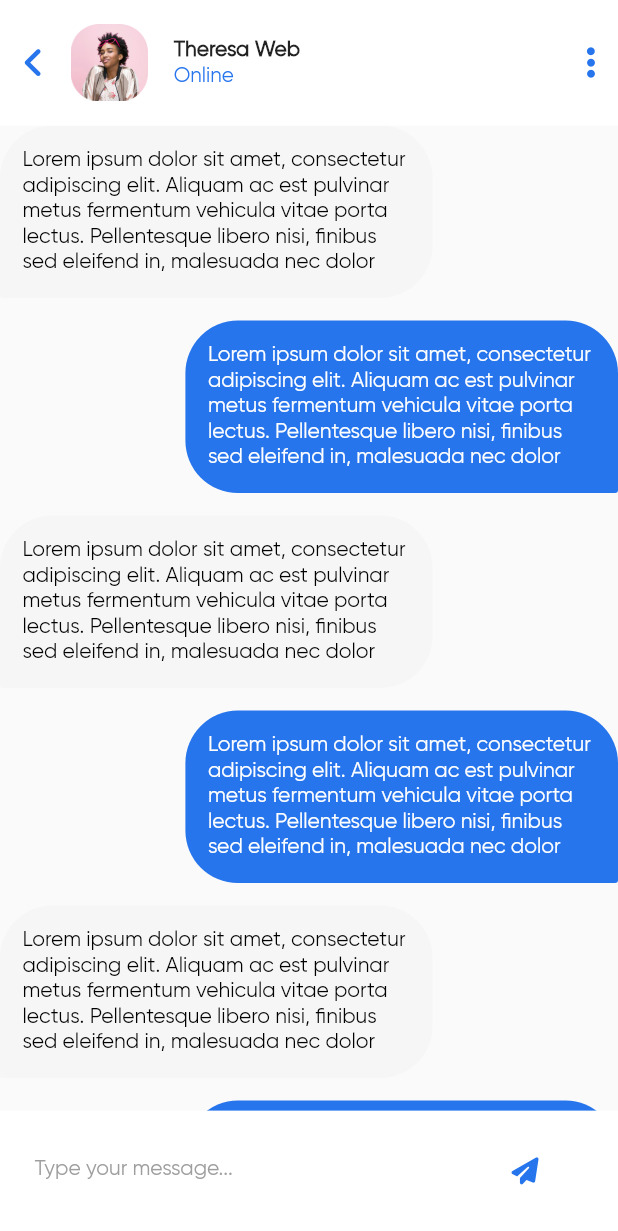
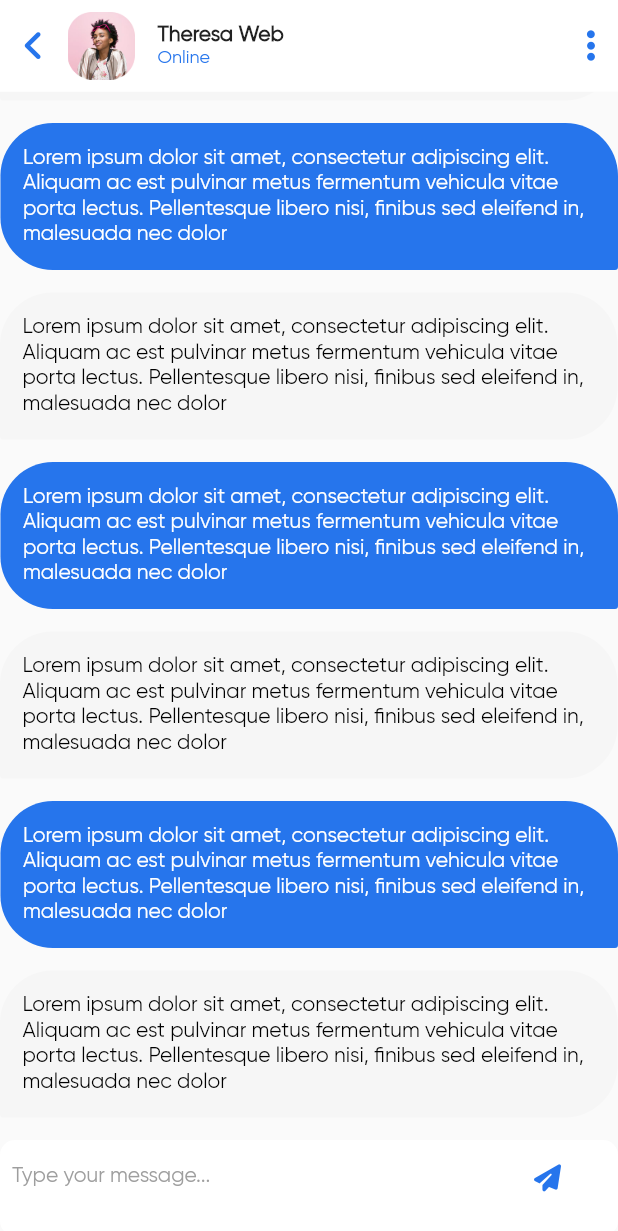
Before and after one commit to oladuja/messaging_app, a Flutter app: the HomeScreen screen opened by its route, after a tap on "Theresa Webb", on a phone screen of 412 x 824 dp. Shown: the top 1231 px of the screen. Run offline on Flutter 3.47's test engine with Material 2 defaults, Android fonts, the phone set to English and light mode, and no system bars; drawn by our look-alikes of flutter_chat_bubble; our stand-ins replace cloud_firestore, email_validator, firebase_auth, firebase_core, font_awesome_flutter, logger and 1 more; accounts and stored records are empty.

Commit message:
2nd commit

```diff
--- /dev/null
+++ b/lib/firebase/message_fire_store.dart
@@ -0,0 +1,3 @@
+class MessageFireStore {
+
+}
--- /dev/null
+++ b/lib/models/message.dart
@@ -0,0 +1,3 @@
+class Message {
+
+}
--- a/lib/screens/home/chat_screen.dart
+++ b/lib/screens/home/chat_screen.dart
@@ -1,6 +1,5 @@
 import 'package:flutter/material.dart';
 import 'package:flutter_chat_bubble/chat_bubble.dart';
-import 'package:flutter_screenutil/flutter_screenutil.dart';
 import 'package:font_awesome_flutter/font_awesome_flutter.dart';
 import 'package:messaging_app/screens/home/profile_screen.dart';
 import 'package:messaging_app/static/colors.dart';
@@ -16,8 +15,6 @@ class ChatScreen extends StatefulWidget {
 }
 
 class _ChatScreenState extends State<ChatScreen> {
-  TextEditingController controller = TextEditingController();
-
   @override
   Widget build(BuildContext context) {
     return Scaffold(
@@ -33,13 +30,13 @@ class _ChatScreenState extends State<ChatScreen> {
                     color: AppColor.mainColor,
                   ),
                 ),
-                SizedBox(width: 15.w),
+                const SizedBox(width: 15),
                 GestureDetector(
                   onTap: () =>
                       Navigator.of(context).pushNamed(ProfileScreen.routeName),
                   child: Container(
-                    width: 45.w,
-                    height: 45.h,
+                    width: 45,
+                    height: 45,
                     decoration: const BoxDecoration(
                       image: DecorationImage(
                         image: AssetImage('assets/images/dp0.png'),
@@ -47,11 +44,11 @@ class _ChatScreenState extends State<ChatScreen> {
                     ),
                   ),
                 ),
-                SizedBox(width: 15.w),
-                Column(
+                const SizedBox(width: 15),
+                const Column(
                   crossAxisAlignment: CrossAxisAlignment.start,
                   children: [
-                    const Text(
+                    Text(
                       'Theresa Web',
                       style: TextStyle(
                         fontWeight: FontWeight.bold,
@@ -61,7 +58,7 @@ class _ChatScreenState extends State<ChatScreen> {
                       'Online',
                       style: TextStyle(
                         color: AppColor.mainColor,
-                        fontSize: 12.sp,
+                        fontSize: 12,
                       ),
                     ),
                   ],
@@ -76,10 +73,12 @@ class _ChatScreenState extends State<ChatScreen> {
           ),
           Expanded(
             child: ListView.builder(
+              padding: EdgeInsets.zero,
+              reverse: true,
               itemBuilder: (context, index) => ChatBubble(
                 margin: (index % 2 == 1)
-                    ? EdgeInsets.only(left: 0.3.sw, bottom: 15)
-                    : EdgeInsets.only(right: 0.3.sw, bottom: 15),
+                    ? const EdgeInsets.only(left: 0.3, bottom: 15)
+                    : const EdgeInsets.only(right: 0.3, bottom: 15),
                 padding: const EdgeInsets.all(15.0),
                 backGroundColor: (index % 2 == 1)
                     ? AppColor.mainColor
@@ -99,10 +98,10 @@ class _ChatScreenState extends State<ChatScreen> {
                   ),
                 ),
               ),
-              itemCount: 10,
+              itemCount: 15,
             ),
           ),
-          SendMessage(controller: controller),
+          const SendMessage(),
         ],
       ),
     );
--- a/lib/screens/home/home_screen.dart
+++ b/lib/screens/home/home_screen.dart
@@ -1,7 +1,7 @@
 import 'package:flutter/material.dart';
-import 'package:flutter_screenutil/flutter_screenutil.dart';
 import 'package:font_awesome_flutter/font_awesome_flutter.dart';
 import 'package:messaging_app/firebase/auth.dart';
+import 'package:messaging_app/screens/home/add_contact_screen.dart';
 import 'package:messaging_app/screens/welcome/welcome.dart';
 import 'package:messaging_app/static/colors.dart';
 import 'package:messaging_app/static/tab.dart';
@@ -30,17 +30,18 @@ class _HomeScreenState extends State<HomeScreen> {
               children: [
                 Row(
                   children: [
-                    Text(
+                    const Text(
                       'Message Me',
                       style: TextStyle(
-                        fontSize: 24.sp,
+                        fontSize: 24,
                         color: AppColor.mainColor,
                         fontWeight: FontWeight.w900,
                       ),
                     ),
                     const Spacer(),
                     IconButton(
-                      onPressed: () {},
+                      onPressed: () => Navigator.of(context)
+                          .pushNamed(AddContactScreen.routeName),
                       icon: const FaIcon(
                         FontAwesomeIcons.plus,
                         color: AppColor.mainColor,
--- a/lib/widgets/send_message.dart
+++ b/lib/widgets/send_message.dart
@@ -1,40 +1,36 @@
 import 'package:flutter/material.dart';
-import 'package:flutter_screenutil/flutter_screenutil.dart';
 import 'package:font_awesome_flutter/font_awesome_flutter.dart';
 import 'package:messaging_app/static/colors.dart';
 
-
-class SendMessage extends StatelessWidget {
+class SendMessage extends StatefulWidget {
   const SendMessage({
     super.key,
-    required this.controller,
   });
 
-  final TextEditingController controller;
+  @override
+  State<SendMessage> createState() => _SendMessageState();
+}
+
+class _SendMessageState extends State<SendMessage> {
+  TextEditingController controller = TextEditingController();
 
   @override
   Widget build(BuildContext context) {
     return Container(
-      height: 70.h,
-      color: Colors.white,
-      padding: const EdgeInsets.all(15.0),
-      child: Container(
-        width: double.infinity,
-        height: 50.h,
+      padding: const EdgeInsets.all(8),
       decoration: BoxDecoration(
         color: Colors.white,
         borderRadius: BorderRadius.circular(10),
       ),
-        child: Padding(
-          padding: const EdgeInsets.all(8.0),
       child: TextField(
         controller: controller,
-            onSubmitted: (value) {
-              controller.clear();
-            },
+        onSubmitted: (value) {},
         keyboardType: TextInputType.text,
         enabled: true,
+        minLines: 1,
+        maxLines: 3,
         decoration: const InputDecoration(
+          enabled: true,
           isDense: true,
           hintText: 'Type your message...',
           hintStyle: TextStyle(
@@ -53,8 +49,6 @@ class SendMessage extends StatelessWidget {
           focusedBorder: InputBorder.none,
         ),
       ),
-        ),
-      ),
     );
   }
 }
--- a/lib/widgets/setting_item.dart
+++ b/lib/widgets/setting_item.dart
@@ -1,5 +1,4 @@
 import 'package:flutter/material.dart';
-import 'package:flutter_screenutil/flutter_screenutil.dart';
 import 'package:font_awesome_flutter/font_awesome_flutter.dart';
 
 class SettingItem extends StatelessWidget {
@@ -22,7 +21,10 @@ class SettingItem extends StatelessWidget {
       ),
       title: Text(
         text,
-        style: TextStyle(fontWeight: FontWeight.bold, fontSize: 12.sp),
+        style: const TextStyle(
+          fontWeight: FontWeight.bold,
+          fontSize: 12,
+        ),
       ),
     );
   }
--- a/lib/widgets/tab_list_item.dart
+++ b/lib/widgets/tab_list_item.dart
@@ -1,5 +1,4 @@
 import 'package:flutter/material.dart';
-import 'package:flutter_screenutil/flutter_screenutil.dart';
 import 'package:messaging_app/static/colors.dart';
 
 class TabListItem extends StatelessWidget {
@@ -32,7 +31,7 @@ class TabListItem extends StatelessWidget {
           style: TextStyle(
             color: isSelected ? Colors.white : Colors.black,
             fontWeight: FontWeight.bold,
-            fontSize: 14.sp,
+            fontSize: 14,
           ),
         ),
       ),
--- a/lib/widgets/top_bar.dart
+++ b/lib/widgets/top_bar.dart
@@ -1,5 +1,4 @@
 import 'package:flutter/material.dart';
-import 'package:flutter_screenutil/flutter_screenutil.dart';
 
 class TopBar extends StatelessWidget {
   final Widget child;
@@ -8,19 +7,18 @@ class TopBar extends StatelessWidget {
     required this.child,
   });
 
-
-
   @override
   Widget build(BuildContext context) {
     return Container(
-        padding: EdgeInsets.only(
-          top: MediaQuery.of(context).padding.top + 15.0,
-          bottom: 15.0,
-          right: 15.0,
-          left: 15.0,
-        ),
-        width: 1.sw,
-        color: Colors.white,
-        child: child,);
+      padding: EdgeInsets.only(
+        top: MediaQuery.of(context).padding.top + 8.0,
+        bottom: 8.0,
+        right: 15.0,
+        left: 15.0,
+      ),
+      width: double.infinity,
+      color: Colors.white,
+      child: child,
+    );
   }
 }
--- a/lib/widgets/user_item.dart
+++ b/lib/widgets/user_item.dart
@@ -1,5 +1,4 @@
 import 'package:flutter/material.dart';
-import 'package:flutter_screenutil/flutter_screenutil.dart';
 import 'package:messaging_app/screens/home/chat_screen.dart';
 import 'package:messaging_app/static/colors.dart';
 
@@ -14,25 +13,25 @@ class UserItem extends StatelessWidget {
       onTap: () => Navigator.of(context).pushNamed(ChatScreen.routeName),
       child: ListTile(
         leading: Container(
-          width: 80.w,
-          height: 80.h,
+          width: 80,
+          height: 80,
           decoration: const BoxDecoration(
             image: DecorationImage(
               image: AssetImage('assets/images/dp0.png'),
             ),
           ),
         ),
-        title: Text(
+        title: const Text(
           'Theresa Webb',
           style: TextStyle(
-            fontSize: 16.sp,
+            fontSize: 16,
             fontWeight: FontWeight.bold,
           ),
         ),
-        subtitle: Text(
+        subtitle: const Text(
           'How are you doing?',
           style: TextStyle(
-            fontSize: 12.sp,
+            fontSize: 12,
             color: AppColor.mainColor,
           ),
         ),
@@ -53,10 +52,10 @@ class UserItem extends StatelessWidget {
                       color: AppColor.mainColor,
                       borderRadius: BorderRadius.circular(30)),
                   padding: const EdgeInsets.all(6.0),
-                  child: Text(
+                  child: const Text(
                     '12',
                     style: TextStyle(
-                      fontSize: 10.sp,
+                      fontSize: 10,
                       color: Colors.white,
                     ),
                   ),
--- a/pubspec.yaml
+++ b/pubspec.yaml
@@ -35,7 +35,6 @@ dependencies:
   # Use with the CupertinoIcons class for iOS style icons.
   cupertino_icons: ^1.0.2
   provider: ^6.0.5
-  flutter_screenutil: ^5.7.0
   logger: ^1.4.0
   font_awesome_flutter: ^10.4.0
   flutter_chat_bubble: ^2.0.2
```
Also changed, not shown: lib/firebase/cloud_fire_store.dart (+13 -3 lines), lib/main.dart (+3 -7 lines), lib/models/user.dart (+7 -4 lines), lib/screens/home/add_contact_screen.dart (added, +69 -0 lines), lib/screens/home/profile_screen.dart (+17 -18 lines), lib/screens/welcome/log_in.dart (+9 -10 lines), lib/screens/welcome/sign_up.dart (+12 -13 lines), lib/screens/welcome/welcome.dart (+8 -9 lines), lib/widgets/account_info.dart (+3 -4 lines), lib/widgets/contact_widget.dart (added, +53 -0 lines), lib/models/user.g.dart, pubspec.lock. Lines whose indentation alone changed are shown as unchanged.
